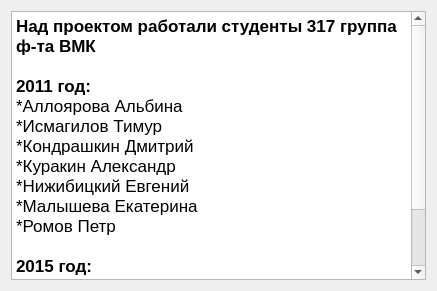
This is Lorentz-gas-master/src/aboutdialog.ui in evgenii-nikishin/physics-project as Qt 5 draws it before an edit. The edited form follows.
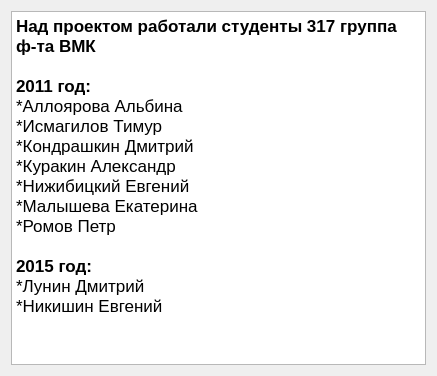
This is the edited form.

```diff
--- a/Lorentz-gas-master/src/aboutdialog.ui
+++ b/Lorentz-gas-master/src/aboutdialog.ui
@@ -7,7 +7,7 @@
     <x>0</x>
     <y>0</y>
     <width>437</width>
-    <height>291</height>
+    <height>376</height>
    </rect>
   </property>
   <property name="windowTitle">
```
